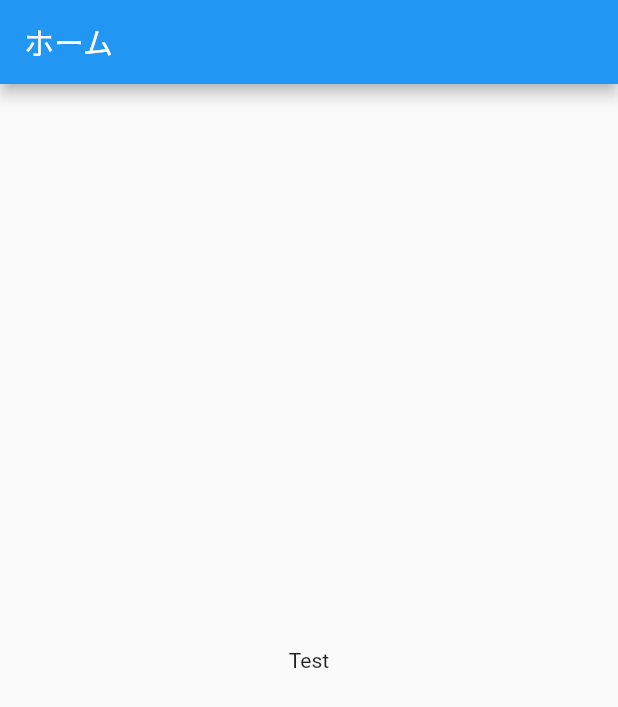
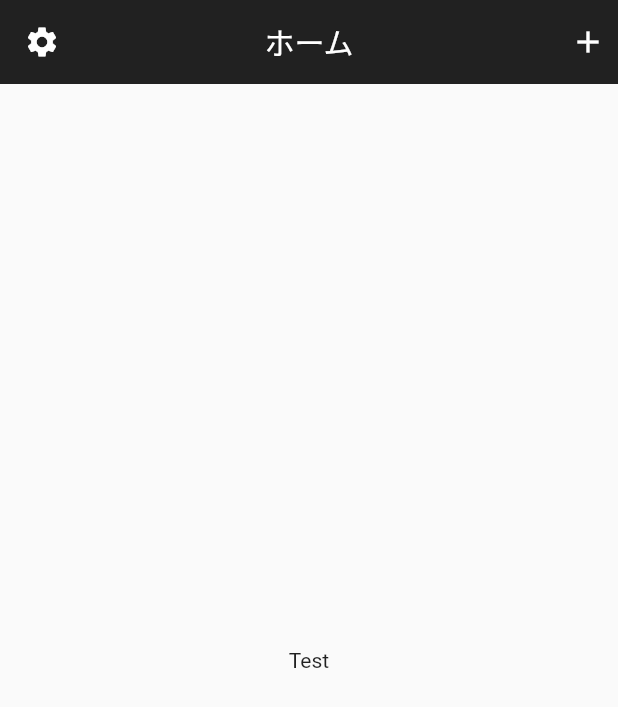
Before and after one commit to HMasataka/flutter_new, a Flutter app: the screen it shows after launch, on a phone screen of 412 x 824 dp. Shown: the top 707 px of the screen. Run offline on Flutter 3.47's test engine with Material 2 defaults, Android fonts, the phone set to English and light mode, and no system bars.

Commit message:
Feat update header

```diff
--- a/lib/header.dart
+++ b/lib/header.dart
@@ -7,7 +7,20 @@ class Header extends StatelessWidget with PreferredSizeWidget {
   @override
   Widget build(BuildContext context) {
     return AppBar(
+      leading: Padding(
+        padding: const EdgeInsets.all(8.0),
+        child: Icon(Icons.settings),
+      ),
+      actions: [
+        Padding(
+          padding: const EdgeInsets.all(8.0),
+          child: Icon(Icons.add),
+        )
+      ],
       title: Text('ホーム'),
+      backgroundColor: Colors.black87,
+      centerTitle: true,
+      elevation: 0.0,
     );
   }
 }
```
